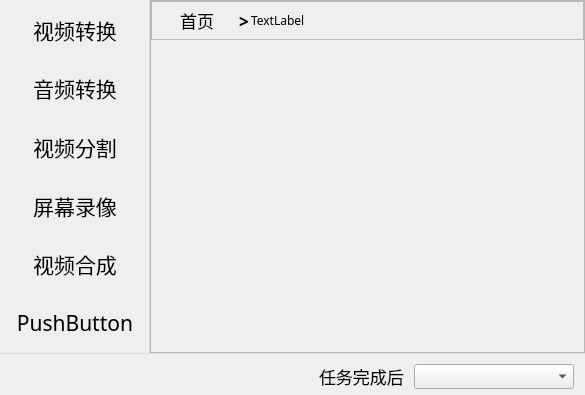
Above: VideoTools/AVMainWnd.ui from Mine-Langer/VideoTools before the change. Below: the same form after it.
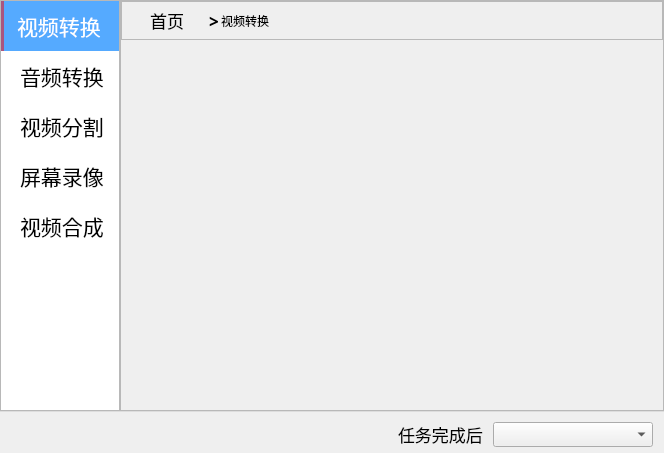
That is the form after the change.

Patch:
```diff
--- a/VideoTools/AVMainWnd.ui
+++ b/VideoTools/AVMainWnd.ui
@@ -6,8 +6,8 @@
    <rect>
     <x>0</x>
     <y>0</y>
-    <width>585</width>
-    <height>395</height>
+    <width>664</width>
+    <height>453</height>
    </rect>
   </property>
   <property name="font">
@@ -53,221 +53,77 @@
        <number>0</number>
       </property>
       <item>
-       <widget class="QFrame" name="frame">
+       <widget class="QListWidget" name="ListFunctionsWnd">
         <property name="sizePolicy">
-         <sizepolicy hsizetype="Fixed" vsizetype="Preferred">
+         <sizepolicy hsizetype="Fixed" vsizetype="Expanding">
           <horstretch>0</horstretch>
           <verstretch>0</verstretch>
          </sizepolicy>
         </property>
         <property name="minimumSize">
          <size>
-          <width>150</width>
+          <width>120</width>
           <height>0</height>
          </size>
         </property>
+        <property name="maximumSize">
+         <size>
+          <width>120</width>
+          <height>16777215</height>
+         </size>
+        </property>
         <property name="font">
          <font>
-          <pointsize>14</pointsize>
+          <family>微软雅黑</family>
+          <pointsize>16</pointsize>
          </font>
         </property>
         <property name="styleSheet">
-         <string notr="true">#frame{
-	border-right:1px solid #DDDDDD;
-	border-top:0px solid #DDDDDD;
+         <string notr="true">QListWidget::item {
+	background-color: transparent;
+    height: 50px;
+    padding-left: 16px
+}
+QListWidget::item:hover {
+	background-color: transparent;
+	padding: 16px;
+	border-left: 3px solid #aa557f;
+}
+QListWidget::item:selected {
+	background-color: #55aaff;
+	color: #FFFFFF;
+	padding: 10px;
+	border-left: 3px solid #aa557f;
 }</string>
         </property>
-        <property name="frameShape">
-         <enum>QFrame::StyledPanel</enum>
+        <property name="currentRow">
+         <number>0</number>
         </property>
-        <property name="frameShadow">
-         <enum>QFrame::Raised</enum>
-        </property>
-        <layout class="QVBoxLayout" name="verticalLayout_2">
-         <property name="spacing">
-          <number>0</number>
+        <item>
+         <property name="text">
+          <string>视频转换</string>
          </property>
-         <property name="leftMargin">
-          <number>0</number>
+        </item>
+        <item>
+         <property name="text">
+          <string>音频转换</string>
          </property>
-         <property name="topMargin">
-          <number>0</number>
+        </item>
+        <item>
+         <property name="text">
+          <string>视频分割</string>
          </property>
-         <property name="rightMargin">
-          <number>0</number>
+        </item>
+        <item>
+         <property name="text">
+          <string>屏幕录像</string>
          </property>
-         <property name="bottomMargin">
-          <number>0</number>
+        </item>
+        <item>
+         <property name="text">
+          <string>视频合成</string>
          </property>
-         <item>
-          <widget class="QPushButton" name="btnVideoTrans">
-           <property name="sizePolicy">
-            <sizepolicy hsizetype="Preferred" vsizetype="Expanding">
-             <horstretch>0</horstretch>
-             <verstretch>0</verstretch>
-            </sizepolicy>
-           </property>
-           <property name="font">
-            <font>
-             <family>微软雅黑</family>
-             <pointsize>16</pointsize>
-            </font>
-           </property>
-           <property name="text">
-            <string>视频转换</string>
-           </property>
-           <property name="checkable">
-            <bool>true</bool>
-           </property>
-           <property name="autoExclusive">
-            <bool>true</bool>
-           </property>
-           <property name="flat">
-            <bool>true</bool>
-           </property>
-          </widget>
-         </item>
-         <item>
-          <widget class="QPushButton" name="btnAudioTrans">
-           <property name="sizePolicy">
-            <sizepolicy hsizetype="Preferred" vsizetype="Expanding">
-             <horstretch>0</horstretch>
-             <verstretch>0</verstretch>
-            </sizepolicy>
-           </property>
-           <property name="font">
-            <font>
-             <family>微软雅黑</family>
-             <pointsize>16</pointsize>
-            </font>
-           </property>
-           <property name="text">
-            <string>音频转换</string>
-           </property>
-           <property name="checkable">
-            <bool>true</bool>
-           </property>
-           <property name="autoExclusive">
-            <bool>true</bool>
-           </property>
-           <property name="flat">
-            <bool>true</bool>
-           </property>
-          </widget>
-         </item>
-         <item>
-          <widget class="QPushButton" name="btnVideoSplit">
-           <property name="sizePolicy">
-            <sizepolicy hsizetype="Preferred" vsizetype="Expanding">
-             <horstretch>0</horstretch>
-             <verstretch>0</verstretch>
-            </sizepolicy>
-           </property>
-           <property name="font">
-            <font>
-             <family>微软雅黑</family>
-             <pointsize>16</pointsize>
-            </font>
-           </property>
-           <property name="text">
-            <string>视频分割</string>
-           </property>
-           <property name="checkable">
-            <bool>true</bool>
-           </property>
-           <property name="autoExclusive">
-            <bool>true</bool>
-           </property>
-           <property name="flat">
-            <bool>true</bool>
-           </property>
-          </widget>
-         </item>
-         <item>
-          <widget class="QPushButton" name="btnScreenRecording">
-           <property name="sizePolicy">
-            <sizepolicy hsizetype="Preferred" vsizetype="Expanding">
-             <horstretch>0</horstretch>
-             <verstretch>0</verstretch>
-            </sizepolicy>
-           </property>
-           <property name="font">
-            <font>
-             <family>微软雅黑</family>
-             <pointsize>16</pointsize>
-            </font>
-           </property>
-           <property name="text">
-            <string>屏幕录像</string>
-           </property>
-           <property name="checkable">
-            <bool>true</bool>
-           </property>
-           <property name="autoExclusive">
-            <bool>true</bool>
-           </property>
-           <property name="flat">
-            <bool>true</bool>
-           </property>
-          </widget>
-         </item>
-         <item>
-          <widget class="QPushButton" name="btnVideoComposite">
-           <property name="sizePolicy">
-            <sizepolicy hsizetype="Preferred" vsizetype="Expanding">
-             <horstretch>0</horstretch>
-             <verstretch>0</verstretch>
-            </sizepolicy>
-           </property>
-           <property name="font">
-            <font>
-             <family>微软雅黑</family>
-             <pointsize>16</pointsize>
-            </font>
-           </property>
-           <property name="text">
-            <string>视频合成</string>
-           </property>
-           <property name="checkable">
-            <bool>true</bool>
-           </property>
-           <property name="autoExclusive">
-            <bool>true</bool>
-           </property>
-           <property name="flat">
-            <bool>true</bool>
-           </property>
-          </widget>
-         </item>
-         <item>
-          <widget class="QPushButton" name="pushButton_6">
-           <property name="sizePolicy">
-            <sizepolicy hsizetype="Preferred" vsizetype="Expanding">
-             <horstretch>0</horstretch>
-             <verstretch>0</verstretch>
-            </sizepolicy>
-           </property>
-           <property name="font">
-            <font>
-             <family>微软雅黑</family>
-             <pointsize>16</pointsize>
-            </font>
-           </property>
-           <property name="text">
-            <string>PushButton</string>
-           </property>
-           <property name="checkable">
-            <bool>true</bool>
-           </property>
-           <property name="autoExclusive">
-            <bool>true</bool>
-           </property>
-           <property name="flat">
-            <bool>true</bool>
-           </property>
-          </widget>
-         </item>
-        </layout>
+        </item>
        </widget>
       </item>
       <item>
@@ -379,7 +235,7 @@
             <item>
              <widget class="QLabel" name="labelTitle">
               <property name="text">
-               <string>TextLabel</string>
+               <string>视频转换</string>
               </property>
              </widget>
             </item>
@@ -387,25 +243,7 @@
           </widget>
          </item>
          <item>
-          <widget class="QWidget" name="mainPageView" native="true">
-           <layout class="QGridLayout" name="gridLayout">
-            <property name="leftMargin">
-             <number>0</number>
-            </property>
-            <property name="topMargin">
-             <number>0</number>
-            </property>
-            <property name="rightMargin">
-             <number>0</number>
-            </property>
-            <property name="bottomMargin">
-             <number>0</number>
-            </property>
-            <property name="spacing">
-             <number>0</number>
-            </property>
-           </layout>
-          </widget>
+          <widget class="QStackedWidget" name="stackedWidget"/>
          </item>
         </layout>
        </widget>
```
Left out of the diff: 3 changed lines with no effect on the pictures.
